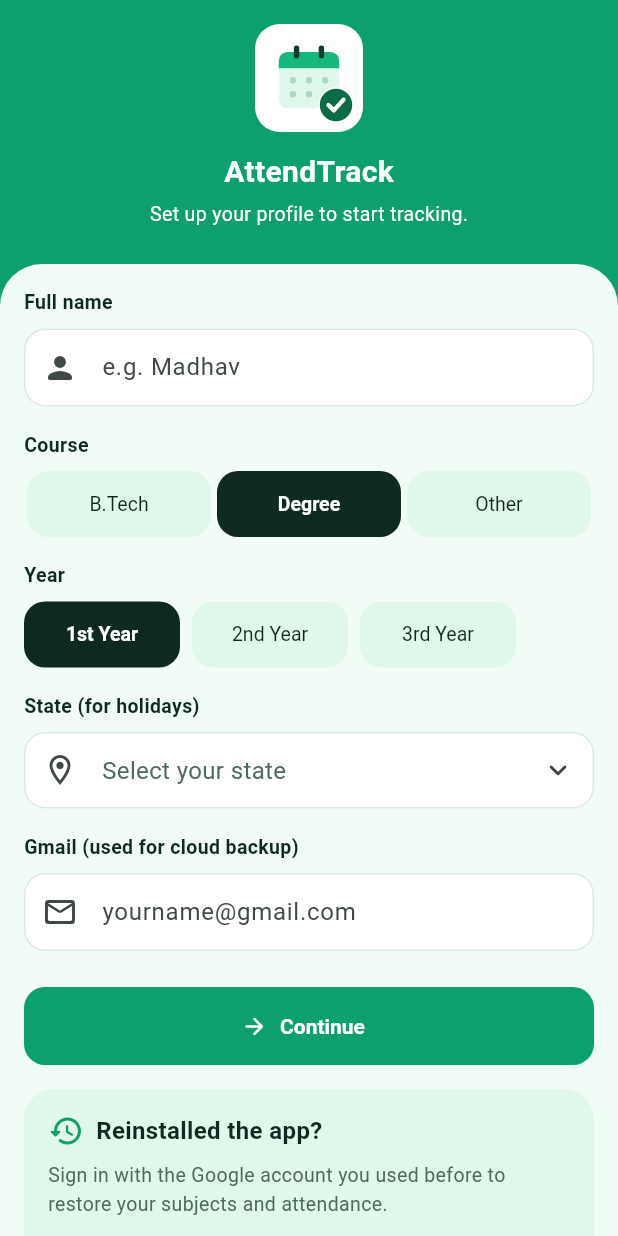
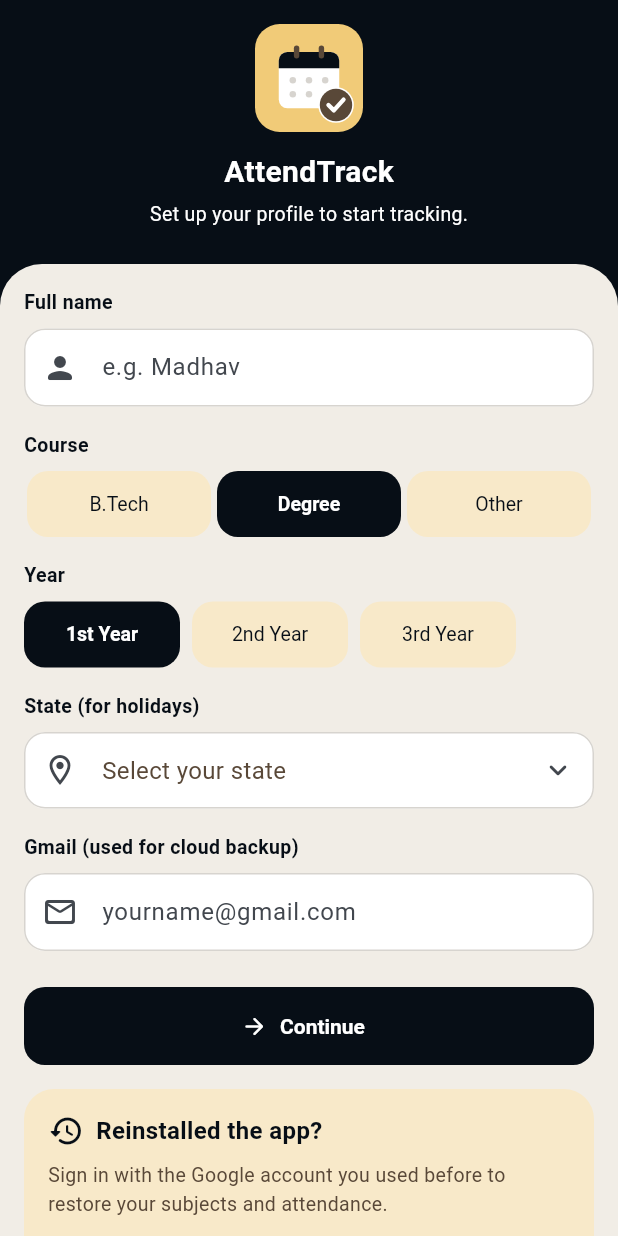
Before and after one commit to rachamadhav28-spec/attendtrack-, a Flutter app: the screen it shows after launch, after a tap on "Degree", on a phone screen of 412 x 824 dp. Run offline on Flutter 3.47's test engine with Material 3 defaults, Android fonts, the phone set to English and light mode, and no system bars; our stand-ins replace cloud_firestore, file_picker, firebase_auth, firebase_core, google_sign_in, qr_flutter and 1 more; missing offline and left inert: google_mlkit_text_recognition, mobile_scanner, qr; accounts and stored records are empty.

Commit message:
New palette: ink, yellow, grey, peach, brown; matching logo, splash and icon
Co-Authored-By: Claude Sonnet 5.5 <noreply@anthropic.com>
Claude-Session: https://claude.ai/code/session_01FA6auZpS5fLb1PAvRyaE8L

```diff
--- a/lib/splash.dart
+++ b/lib/splash.dart
@@ -1,8 +1,8 @@
 import 'package:flutter/material.dart';
 import 'ui_kit.dart';
 
-const Color _kMint = Color(0xFF16B77C);
-const Color _kBadge = Color(0xFF0A6B47);
+const Color _kBg = Color(0xFF070E16);
+const Color _kBadge = Color(0xFF594838);
 
 class SplashScreen extends StatefulWidget {
   final VoidCallback onDone;
@@ -59,7 +59,7 @@ class _SplashScreenState extends State<SplashScreen>
     final name = _iv(0.40, 0.62);
     final tag = _iv(0.50, 0.72);
     return Scaffold(
-      backgroundColor: _kMint,
+      backgroundColor: _kBg,
       body: Center(
         child: AnimatedBuilder(
           animation: _c,
@@ -120,17 +120,17 @@ class LogoPainter extends CustomPainter {
     final fill = Paint()..style = PaintingStyle.fill;
     RRect rr(double x, double y, double w, double h, double r) =>
         RRect.fromRectAndRadius(Rect.fromLTWH(x, y, w, h), Radius.circular(r));
-    canvas.drawRRect(rr(0, 0, 200, 200, 46), fill..color = Colors.white);
-    canvas.drawRRect(rr(44, 52, 112, 104, 16), fill..color = const Color(0xFFE0F8EC));
+    canvas.drawRRect(rr(0, 0, 200, 200, 46), fill..color = const Color(0xFFF1CB78));
+    canvas.drawRRect(rr(44, 52, 112, 104, 16), fill..color = const Color(0xFFFFFFFF));
     canvas.drawRRect(
         RRect.fromRectAndCorners(const Rect.fromLTWH(44, 52, 112, 30),
             topLeft: const Radius.circular(16),
             topRight: const Radius.circular(16)),
-        fill..color = _kMint);
+        fill..color = const Color(0xFF070E16));
     for (final x in [72.0, 118.0]) {
-      canvas.drawRRect(rr(x, 40, 10, 24, 5), fill..color = const Color(0xFF083D2C));
+      canvas.drawRRect(rr(x, 40, 10, 24, 5), fill..color = const Color(0xFF594838));
     }
-    fill.color = const Color(0xFFA9D9C3);
+    fill.color = const Color(0xFFD7D4CF);
     for (final o in const [
       Offset(70, 104), Offset(100, 104), Offset(130, 104),
       Offset(70, 130), Offset(100, 130)
--- a/lib/ui_kit.dart
+++ b/lib/ui_kit.dart
@@ -5,18 +5,20 @@ import 'package:flutter/material.dart';
 import 'package:flutter/services.dart';
 
 class AppColors {
-  static const Color primary = Color(0xFF0E9F6E);
-  static const Color primarySoft = Color(0xFF3DDC97);
-  static const Color navy = Color(0xFF083D2C);
-  static const Color ink = Color(0xFF0E2A20);
-  static const Color muted = Color(0xFF4C6B5E);
-  static const Color bg = Color(0xFFF1FCF6);
-  static const Color tint = Color(0xFFE0F8EC);
-  static const Color line = Color(0xFFD9EBE1);
-  static const Color good = Color(0xFF0A6B47);
-  static const Color goodSoft = Color(0xFFE3F5EA);
+  static const Color primary = Color(0xFF070E16);
+  static const Color accent = Color(0xFFF1CB78);
+  static const Color peach = Color(0xFFF4BE80);
+  static const Color primarySoft = Color(0xFF22303F);
+  static const Color navy = Color(0xFF070E16);
+  static const Color ink = Color(0xFF070E16);
+  static const Color muted = Color(0xFF594838);
+  static const Color bg = Color(0xFFF1EDE6);
+  static const Color tint = Color(0xFFF8E9C9);
+  static const Color line = Color(0xFFD7D4CF);
+  static const Color good = Color(0xFF2E6B3A);
+  static const Color goodSoft = Color(0xFFE4EFDF);
   static const Color bad = Color(0xFFB3261E);
-  static const Color badSoft = Color(0xFFFDE7E4);
+  static const Color badSoft = Color(0xFFF9E3DC);
 }
 
 const Duration kFast = Duration(milliseconds: 160);
@@ -220,7 +222,7 @@ class PctRing extends StatelessWidget {
     required this.pct,
     this.size = 112,
     this.stroke = 10,
-    this.color = Colors.white,
+    this.color = AppColors.accent,
     this.track = AppColors.primarySoft,
     this.textStyle,
   });
--- a/pubspec.yaml
+++ b/pubspec.yaml
@@ -32,7 +32,7 @@ flutter_launcher_icons:
   ios: false
   image_path: "assets/icon/app_icon.png"
   min_sdk_android: 21
-  adaptive_icon_background: "#16B77C"
+  adaptive_icon_background: "#070E16"
   adaptive_icon_foreground: "assets/icon/app_icon_foreground.png"
 
 flutter:
```
Also changed, not shown: assets/icon/app_icon.png, assets/icon/app_icon_foreground.png.
